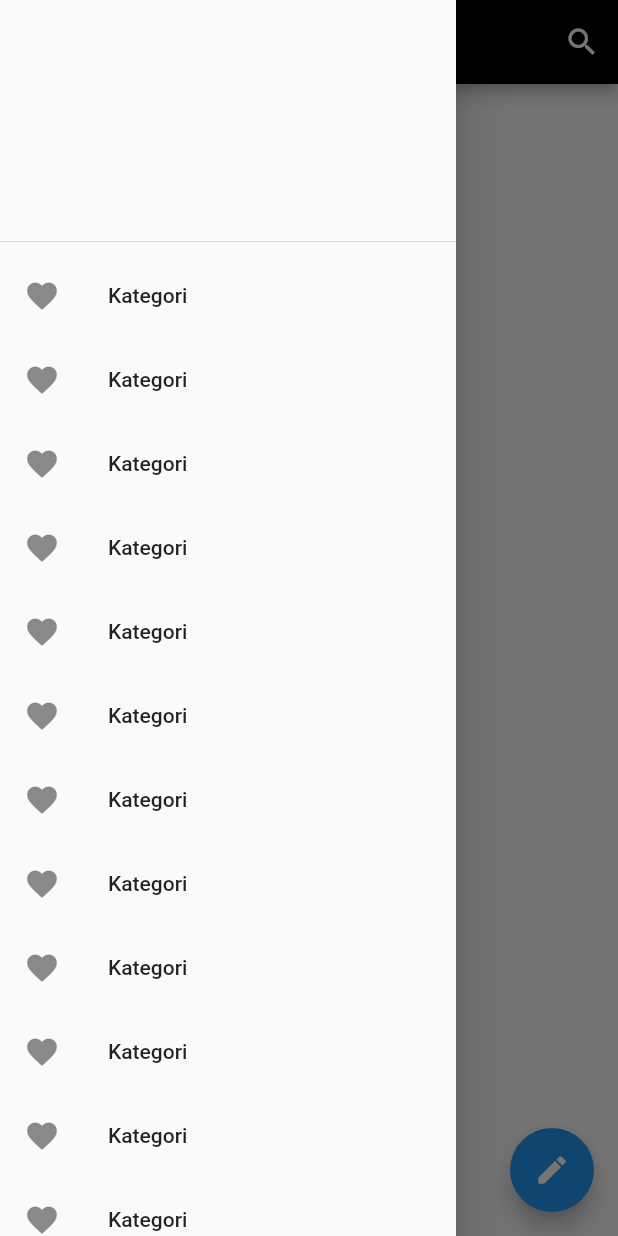
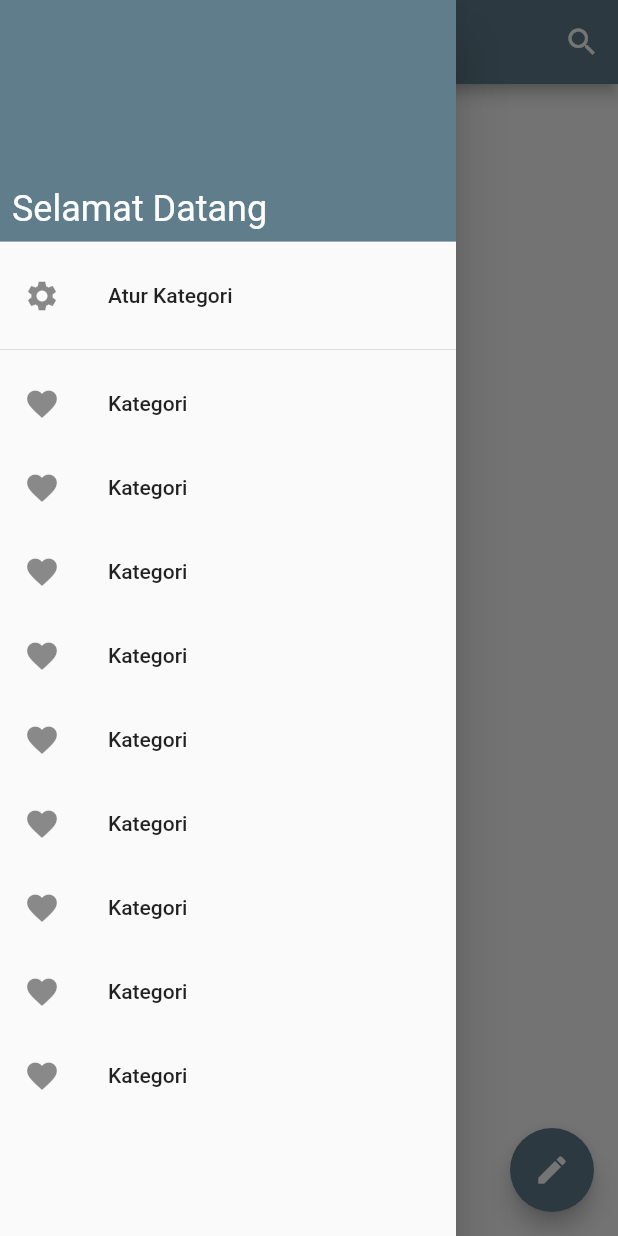
Before and after one commit to qrhfz/noteapp, a Flutter app: the screen it shows after launch, with the side drawer open, on a phone screen of 412 x 824 dp. Run offline on Flutter 3.47's test engine with Material 2 defaults, Android fonts, the phone set to English and light mode, and no system bars; our stand-ins replace flutter_slidable, get, moor; generated files the repository leaves out were written again.

Commit message:
starting adding category feature

```diff
--- a/lib/main.dart
+++ b/lib/main.dart
@@ -14,8 +14,7 @@ class MyApp extends StatelessWidget {
     return GetMaterialApp(
       title: 'Note App',
       theme: ThemeData(
-        primaryColor: Colors.black,
-        // accentColor: Colors.orange,
+        primarySwatch: Colors.blueGrey,
       ),
       home: HomePage(),
     );
--- /dev/null
+++ b/lib/views/pages/category_page.dart
@@ -0,0 +1,15 @@
+import 'package:flutter/material.dart';
+
+class CategoryPage extends StatelessWidget {
+  const CategoryPage({Key? key}) : super(key: key);
+
+  @override
+  Widget build(BuildContext context) {
+    return Scaffold(
+      appBar: AppBar(
+        title: const Text('Atur Kategori'),
+      ),
+      body: Container(),
+    );
+  }
+}
--- a/lib/views/widgets/app_drawer.dart
+++ b/lib/views/widgets/app_drawer.dart
@@ -1,4 +1,6 @@
 import 'package:flutter/material.dart';
+import 'package:get/get.dart';
+import 'package:noteapp/views/pages/category_page.dart';
 
 class AppDrawer extends StatelessWidget {
   const AppDrawer({
@@ -8,19 +10,56 @@ class AppDrawer extends StatelessWidget {
   @override
   Widget build(BuildContext context) {
     return Drawer(
-      child: Column(children: [
-        DrawerHeader(child: Container()),
-        Expanded(
+      child: Column(
+        children: [
+          _buildCategoryList(),
+        ],
+      ),
+    );
+  }
+
+  Widget _buildCategoryList() {
+    return Expanded(
       child: ListView.builder(
         itemCount: 12,
         itemBuilder: (ctx, index) {
-                return const ListTile(
+          if (index == 0) {
+            return _drawerHeader(ctx);
+          } else if (index == 1) {
+            return ListTile(
+              title: Text('Atur Kategori'),
+              leading: Icon(
+                Icons.settings,
+              ),
+              onTap: () => Get.to(() => const CategoryPage()),
+            );
+          } else if (index == 2) {
+            return Divider();
+          }
+          return ListTile(
             leading: Icon(Icons.favorite),
             title: Text('Kategori'),
           );
-              }),
+        },
       ),
-      ]),
     );
   }
+
+  DrawerHeader _drawerHeader(BuildContext ctx) {
+    return DrawerHeader(
+        padding: EdgeInsets.zero,
+        child: Container(
+          color: Theme.of(ctx).primaryColor,
+          child: Stack(children: [
+            Positioned(
+              bottom: 8,
+              left: 8,
+              child: Text(
+                'Selamat Datang',
+                style: Theme.of(ctx).accentTextTheme.headline5,
+              ),
+            )
+          ]),
+        ));
   }
+}
```
Lines whose indentation alone changed are shown as unchanged.
